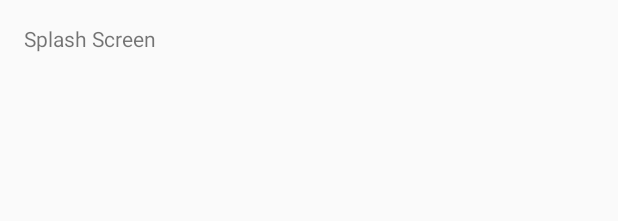
After one commit to dilinieseimon/Advanced-Level-Video-Application, an Android app: the layout activity_splash.xml on its own in the app's theme, with its tools: preview values and no code run, on a phone screen of 412 x 824 dp. The commit adds this screen. Shown: the top 221 px of the screen. Run offline under Robolectric (Android 15) with nearby library versions, the phone set to English and light mode, and no system bars.

Commit message:
added splash screen

```diff
--- /dev/null
+++ b/app/src/main/res/layout/activity_splash.xml
@@ -0,0 +1,12 @@
+<RelativeLayout xmlns:android="http://schemas.android.com/apk/res/android"
+    xmlns:tools="http://schemas.android.com/tools" android:layout_width="match_parent"
+    android:layout_height="match_parent" android:paddingLeft="@dimen/activity_horizontal_margin"
+    android:paddingRight="@dimen/activity_horizontal_margin"
+    android:paddingTop="@dimen/activity_vertical_margin"
+    android:paddingBottom="@dimen/activity_vertical_margin"
+    tools:context="com.example.acer.videoapp.Splash">
+
+    <TextView android:text="Splash Screen" android:layout_width="wrap_content"
+        android:layout_height="wrap_content" />
+
+</RelativeLayout>
--- /dev/null
+++ b/app/src/main/res/menu/menu_splash.xml
@@ -0,0 +1,6 @@
+<menu xmlns:android="http://schemas.android.com/apk/res/android"
+    xmlns:app="http://schemas.android.com/apk/res-auto"
+    xmlns:tools="http://schemas.android.com/tools" tools:context="com.example.acer.videoapp.Splash">
+    <item android:id="@+id/action_settings" android:title="@string/action_settings"
+        android:orderInCategory="100" app:showAsAction="never" />
+</menu>
--- a/app/src/main/res/values/strings.xml
+++ b/app/src/main/res/values/strings.xml
@@ -4,6 +4,8 @@
     <string name="hello_world">Hello world!</string>
     <string name="action_settings">Settings</string>
     <string name="title_activity_second">SecondActivity</string>
+    <string name="title_activity_third">ThirdActivity</string>
+    <string name="title_activity_splash">Splash</string>
 
     <string-array name="subjects">
         <item>Chemistry</item>
@@ -11,5 +13,5 @@
     </string-array>
 
     <string name="lessons_url">http://alvideobackend.azurewebsites.net/lesson/%1$s/</string>
-    <string name="title_activity_third">ThirdActivity</string>
+
 </resources>
```
Also changed, not shown: app/src/main/AndroidManifest.xml (+11 -2 lines), app/src/main/java/com/example/acer/videoapp/Splash.java (added, +31 -0 lines).
